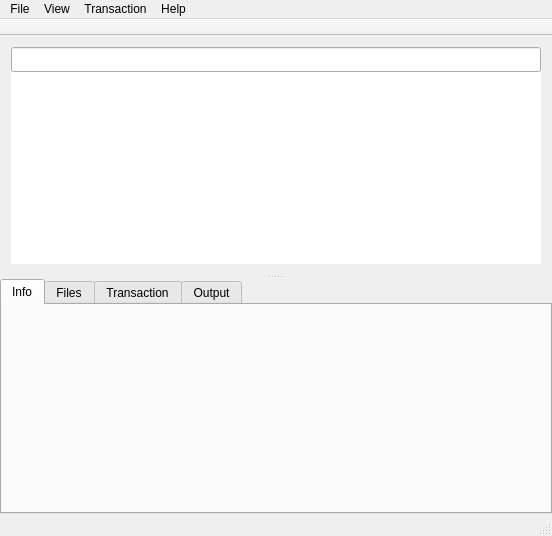
aarnt/octopi, file ui/mainwindow.ui: the form before one commit.
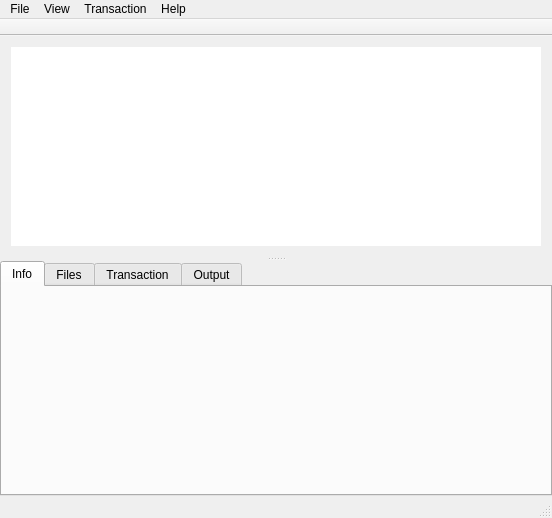
The form after the commit. Icons and pictures are not drawn. Custom widgets are drawn as their Qt base class.

Commit message: - Changes in UI (toolbar and searchlineedit); - More adaptations in Octopi's Manjaro theme.

```diff
--- a/ui/mainwindow.ui
+++ b/ui/mainwindow.ui
@@ -47,16 +47,6 @@
         <property name="spacing">
          <number>0</number>
         </property>
-        <item>
-         <widget class="SearchLineEdit" name="leFilterPackage">
-          <property name="minimumSize">
-           <size>
-            <width>0</width>
-            <height>25</height>
-           </size>
-          </property>
-         </widget>
-        </item>
         <item>
          <widget class="QTreeView" name="tvPackages">
           <property name="sizePolicy">
@@ -429,13 +419,6 @@
   </action>
  </widget>
  <layoutdefault spacing="6" margin="11"/>
- <customwidgets>
-  <customwidget>
-   <class>SearchLineEdit</class>
-   <extends>QLineEdit</extends>
-   <header>src/searchlineedit.h</header>
-  </customwidget>
- </customwidgets>
  <tabstops>
   <tabstop>tvPackages</tabstop>
   <tabstop>twProperties</tabstop>
```
Left out of the diff: 13 changed lines with no effect on the pictures. The commit also changes 6 other files.
